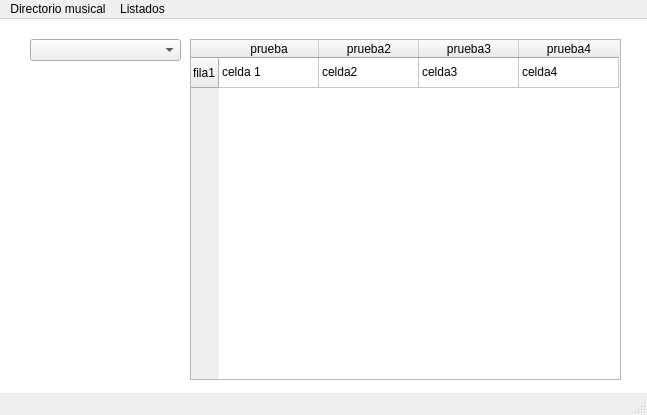
SydMS/Syd, file ejercicioAplicacionMysql/ventanas/list_album.ui: the form before one commit.
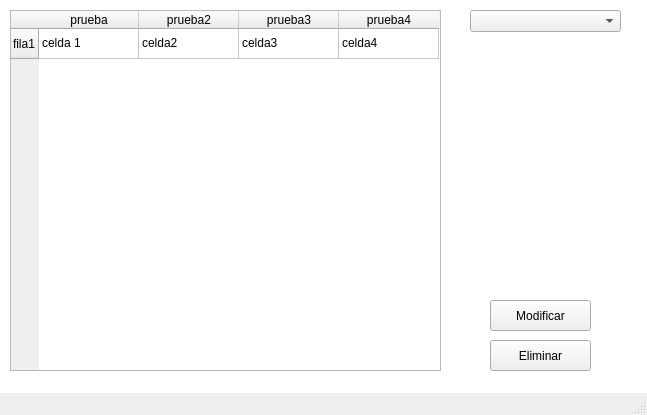
The form after the commit. Icons and pictures are not drawn.

Commit message: Añadido modificación y eliminación de bandas y discos.

What changed in the file:
```diff
--- a/ejercicioAplicacionMysql/ventanas/list_album.ui
+++ b/ejercicioAplicacionMysql/ventanas/list_album.ui
@@ -33,8 +33,8 @@
    <widget class="QComboBox" name="combo_list_banda_album">
     <property name="geometry">
      <rect>
-      <x>30</x>
-      <y>20</y>
+      <x>470</x>
+      <y>10</y>
       <width>151</width>
       <height>22</height>
      </rect>
@@ -43,10 +43,10 @@
    <widget class="QTableWidget" name="tbl_listado_album">
     <property name="geometry">
      <rect>
-      <x>190</x>
-      <y>20</y>
+      <x>10</x>
+      <y>10</y>
       <width>431</width>
-      <height>341</height>
+      <height>361</height>
      </rect>
     </property>
     <row>
@@ -95,34 +95,32 @@
      </property>
     </item>
    </widget>
-  </widget>
-  <widget class="QMenuBar" name="menubar">
-   <property name="geometry">
-    <rect>
-     <x>0</x>
-     <y>0</y>
-     <width>647</width>
-     <height>21</height>
-    </rect>
-   </property>
-   <widget class="QMenu" name="menuDirectorio_musical">
-    <property name="title">
-     <string>Directorio musical</string>
+   <widget class="QPushButton" name="btn_modificar_disco">
+    <property name="geometry">
+     <rect>
+      <x>490</x>
+      <y>300</y>
+      <width>101</width>
+      <height>31</height>
+     </rect>
     </property>
-    <addaction name="actionIncluir_artista_banda"/>
-    <addaction name="actionIncluir_disco"/>
-    <addaction name="actionIncluir_genero"/>
+    <property name="text">
+     <string>Modificar</string>
+    </property>
    </widget>
-   <widget class="QMenu" name="menuListados">
-    <property name="title">
-     <string>Listados</string>
+   <widget class="QPushButton" name="btn_eliminar_disco">
+    <property name="geometry">
+     <rect>
+      <x>490</x>
+      <y>340</y>
+      <width>101</width>
+      <height>31</height>
+     </rect>
     </property>
-    <addaction name="actionListar_artistas_bandas"/>
-    <addaction name="actionListar_discos"/>
-    <addaction name="actionListar_generos"/>
+    <property name="text">
+     <string>Eliminar</string>
+    </property>
    </widget>
-   <addaction name="menuDirectorio_musical"/>
-   <addaction name="menuListados"/>
   </widget>
   <widget class="QStatusBar" name="barra_estado"/>
   <action name="actionIncluir_artista_banda">
```
The commit also changes 25 other files.
